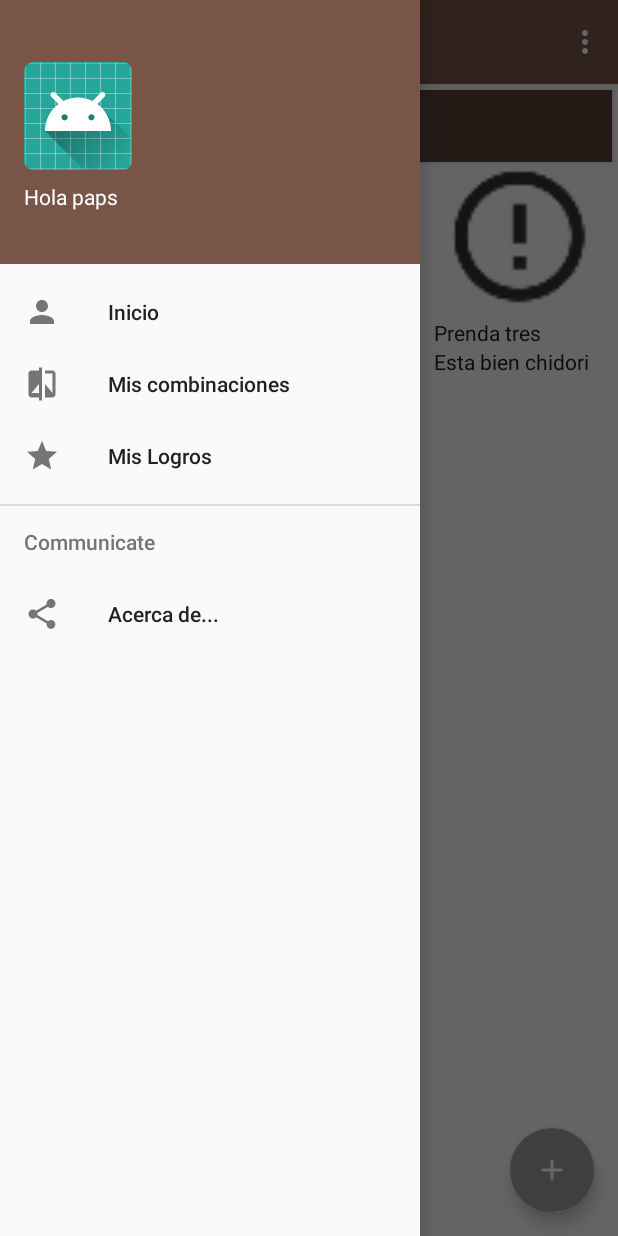
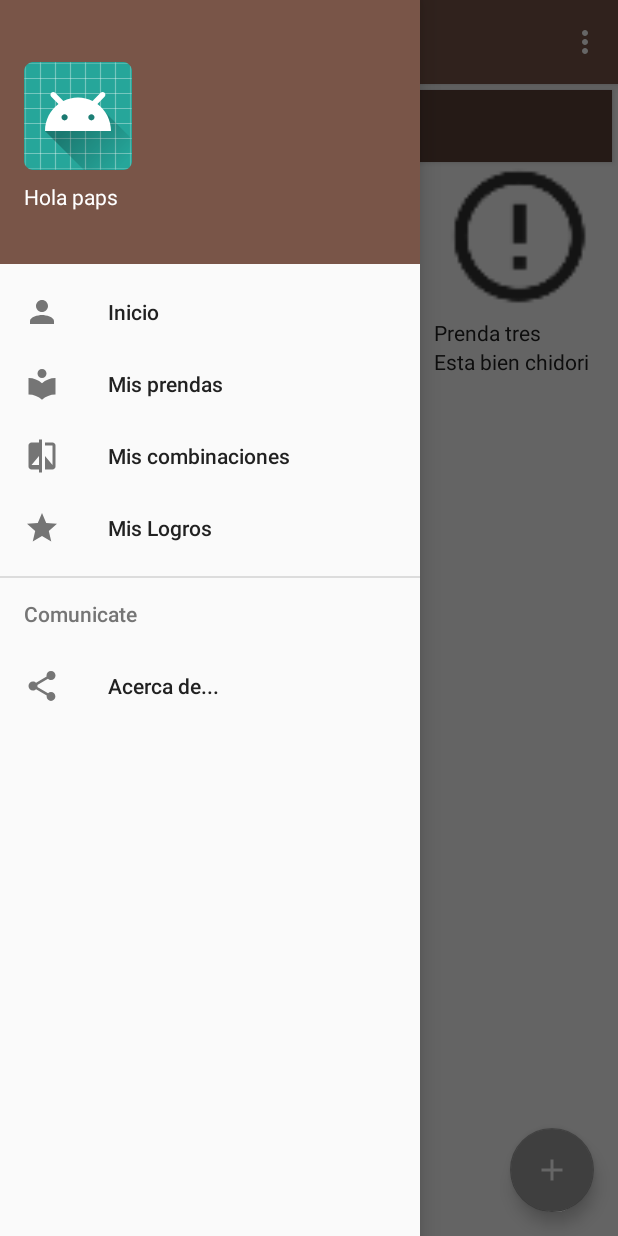
Before and after one commit to Masdz/Kenti, an Android app: the InicioActivity screen opened directly, with no data from a screen before it, with the side drawer open, on a phone screen of 412 x 824 dp. Run offline under Robolectric (Android 15) with nearby library versions, the phone set to English and light mode, and no system bars; our stand-ins replace Volley; network calls fail.

Commit message:
agregar pantalla mis prendas

```diff
--- a/app/src/main/java/kenti/kaktia/com/kenti/InicioActivity.java
+++ b/app/src/main/java/kenti/kaktia/com/kenti/InicioActivity.java
@@ -21,7 +21,7 @@ import android.widget.Toast;
 import kenti.kaktia.com.kenti.fragments.*;
 
 public class InicioActivity extends AppCompatActivity
-        implements NavigationView.OnNavigationItemSelectedListener, inicioFragment.OnFragmentInteractionListener,combinacionesFragment.OnFragmentInteractionListener,logrosFragment.OnFragmentInteractionListener {
+        implements NavigationView.OnNavigationItemSelectedListener, inicioFragment.OnFragmentInteractionListener,combinacionesFragment.OnFragmentInteractionListener,logrosFragment.OnFragmentInteractionListener,MisPrendas.OnFragmentInteractionListener {
     Fragment currentFragment;
     Toolbar toolbar;
     TextView textView;
@@ -29,8 +29,8 @@ public class InicioActivity extends AppCompatActivity
     protected void onCreate(Bundle savedInstanceState) {
         super.onCreate(savedInstanceState);
         setContentView(R.layout.activity_inicio);
-        textView=(TextView) findViewById(R.id.headerCorreo);
-        toolbar = (Toolbar) findViewById(R.id.toolbar);
+        textView=findViewById(R.id.headerCorreo);
+        toolbar = findViewById(R.id.toolbar);
         setSupportActionBar(toolbar);
 
         if(savedInstanceState==null){
@@ -113,6 +113,9 @@ public class InicioActivity extends AppCompatActivity
             if (id == R.id.nav_inicio) {
                 currentFragment = new inicioFragment();
                 toolbar.setTitle(R.string.inicio);
+            } else if (id == R.id.nav_misprendas){
+                currentFragment = new MisPrendas();
+                toolbar.setTitle(R.string.misprendas);
             } else if (id == R.id.nav_combinaciones) {
                 currentFragment = new combinacionesFragment();
                 toolbar.setTitle(R.string.combinaciones);
--- /dev/null
+++ b/app/src/main/res/drawable/ic_local_library_black_24dp.xml
@@ -0,0 +1,9 @@
+<vector xmlns:android="http://schemas.android.com/apk/res/android"
+        android:width="24dp"
+        android:height="24dp"
+        android:viewportWidth="24.0"
+        android:viewportHeight="24.0">
+    <path
+        android:fillColor="#FF000000"
+        android:pathData="M12,11.55C9.64,9.35 6.48,8 3,8v11c3.48,0 6.64,1.35 9,3.55 2.36,-2.19 5.52,-3.55 9,-3.55V8c-3.48,0 -6.64,1.35 -9,3.55zM12,8c1.66,0 3,-1.34 3,-3s-1.34,-3 -3,-3 -3,1.34 -3,3 1.34,3 3,3z"/>
+</vector>
--- a/app/src/main/res/menu/activity_inicio_drawer.xml
+++ b/app/src/main/res/menu/activity_inicio_drawer.xml
@@ -9,6 +9,10 @@
             android:icon="@drawable/ic_person_black_24dp"
             android:title="@string/inicio" />
         <item
+            android:id="@+id/nav_misprendas"
+            android:icon="@drawable/ic_local_library_black_24dp"
+            android:title="@string/misprendas"/>
+        <item
             android:id="@+id/nav_combinaciones"
             android:icon="@drawable/ic_compare_black_24dp"
             android:title="@string/combinaciones" />
@@ -18,12 +22,12 @@
             android:title="@string/logros" />
     </group>
 
-    <item android:title="Communicate">
+    <item android:title="@string/comunicate">
         <menu>
             <item
                 android:id="@+id/nav_acercade"
                 android:icon="@drawable/ic_menu_share"
-                android:title="Acerca de..." />
+                android:title="@string/acercade" />
         </menu>
     </item>
 
--- a/app/src/main/res/values/strings.xml
+++ b/app/src/main/res/values/strings.xml
@@ -22,9 +22,12 @@
     <string name="action_settings">Ajustes</string>
     <!--Opciones de drawer layout-->
     <string name="inicio">Inicio</string>
+    <string name="misprendas">Mis prendas</string>
     <string name="combinaciones">Mis combinaciones</string>
     <string name="logros">Mis Logros</string>
     <string name="filtros">Filtros</string>
+    <string name="acercade">Acerca de...</string>
+    <string name="comunicate">Comunicate</string>
     <!--filtros-->
     <string name="categoriaedad">Categoria de edad</string>
     <string name="genero">Genero</string>
```
Also changed, not shown: app/src/main/java/kenti/kaktia/com/kenti/fragments/MisPrendas.java (added, +73 -0 lines), app/src/main/res/layout/fragment_mis_prendas.xml (added, +22 -0 lines).
